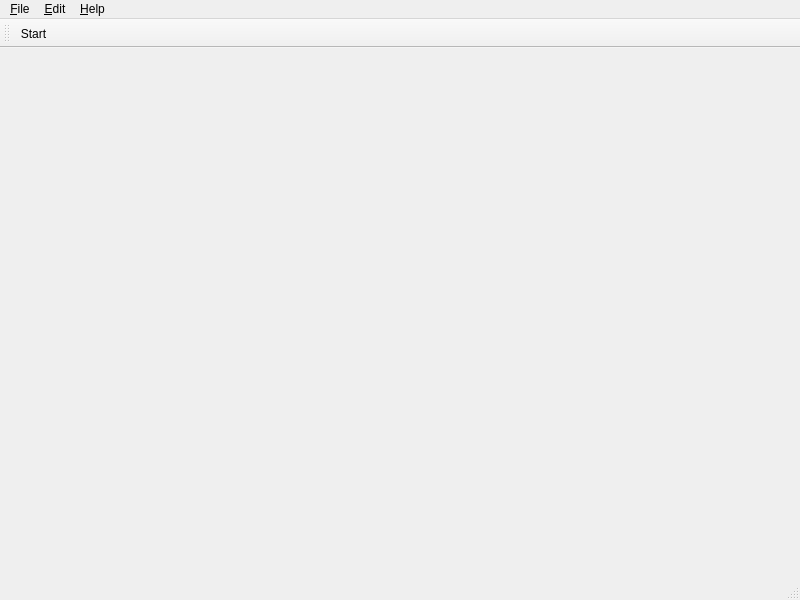
Above: ui/spectrometer-client/mainwindow.ui from tre3k/spectrometer before the change. Below: the same form after it.
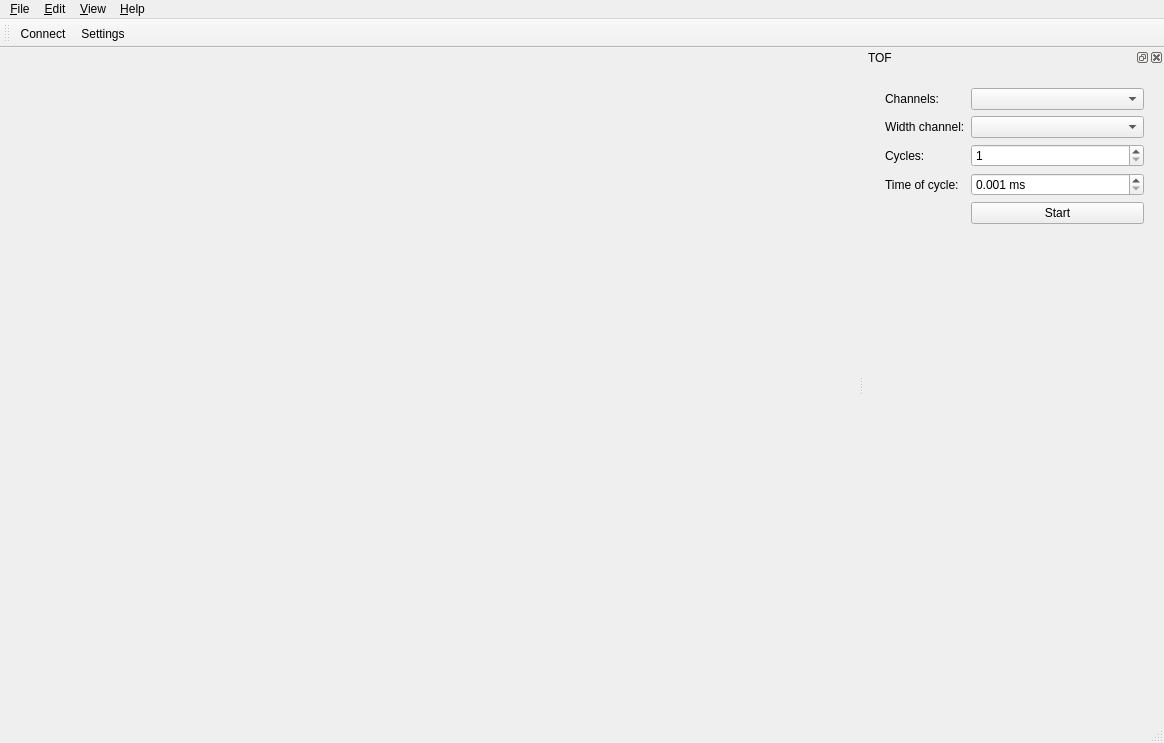
That is the form after the change. Icons and pictures are not drawn.

What changed in the file:
```diff
--- a/ui/spectrometer-client/mainwindow.ui
+++ b/ui/spectrometer-client/mainwindow.ui
@@ -6,8 +6,8 @@
    <rect>
     <x>0</x>
     <y>0</y>
-    <width>800</width>
-    <height>600</height>
+    <width>1164</width>
+    <height>743</height>
    </rect>
   </property>
   <property name="windowTitle">
@@ -23,7 +23,7 @@
     <rect>
      <x>0</x>
      <y>0</y>
-     <width>800</width>
+     <width>1164</width>
      <height>20</height>
     </rect>
    </property>
@@ -45,8 +45,16 @@
     <addaction name="actionDocumentation"/>
     <addaction name="actionAbout"/>
    </widget>
+   <widget class="QMenu" name="menuView">
+    <property name="title">
+     <string>&amp;View</string>
+    </property>
+    <addaction name="actionSpectra"/>
+    <addaction name="actionTOF"/>
+   </widget>
    <addaction name="menu_File"/>
    <addaction name="menu_Edit"/>
+   <addaction name="menuView"/>
    <addaction name="menu_Help"/>
   </widget>
   <widget class="QToolBar" name="mainToolBar">
@@ -56,9 +64,120 @@
    <attribute name="toolBarBreak">
     <bool>false</bool>
    </attribute>
-   <addaction name="actionStart"/>
+   <addaction name="actionConnect"/>
+   <addaction name="actionSettings"/>
   </widget>
   <widget class="QStatusBar" name="statusBar"/>
+  <widget class="QDockWidget" name="dockWidgetTOF">
+   <property name="minimumSize">
+    <size>
+     <width>300</width>
+     <height>230</height>
+    </size>
+   </property>
+   <property name="features">
+    <set>QDockWidget::AllDockWidgetFeatures</set>
+   </property>
+   <property name="windowTitle">
+    <string>TOF</string>
+   </property>
+   <attribute name="dockWidgetArea">
+    <number>2</number>
+   </attribute>
+   <widget class="QWidget" name="dockWidgetContents_3">
+    <widget class="QWidget" name="formLayoutWidget">
+     <property name="geometry">
+      <rect>
+       <x>10</x>
+       <y>10</y>
+       <width>281</width>
+       <height>521</height>
+      </rect>
+     </property>
+     <layout class="QFormLayout" name="formLayoutTOF">
+      <property name="formAlignment">
+       <set>Qt::AlignLeading|Qt::AlignLeft|Qt::AlignTop</set>
+      </property>
+      <item row="0" column="0">
+       <widget class="QLabel" name="label">
+        <property name="text">
+         <string>Channels:</string>
+        </property>
+       </widget>
+      </item>
+      <item row="0" column="1">
+       <widget class="QComboBox" name="comboBoxChannelsTOF"/>
+      </item>
+      <item row="1" column="0">
+       <widget class="QLabel" name="label_2">
+        <property name="text">
+         <string>Width channel:</string>
+        </property>
+       </widget>
+      </item>
+      <item row="1" column="1">
+       <widget class="QComboBox" name="comboBoxWidthChannelTOF"/>
+      </item>
+      <item row="2" column="0">
+       <widget class="QLabel" name="label_3">
+        <property name="text">
+         <string>Cycles:</string>
+        </property>
+       </widget>
+      </item>
+      <item row="2" column="1">
+       <widget class="QSpinBox" name="spinBoxCyclesTOF">
+        <property name="suffix">
+         <string/>
+        </property>
+        <property name="prefix">
+         <string/>
+        </property>
+        <property name="minimum">
+         <number>1</number>
+        </property>
+        <property name="maximum">
+         <number>999999999</number>
+        </property>
+       </widget>
+      </item>
+      <item row="4" column="1">
+       <widget class="QPushButton" name="pushButtonTOFStart">
+        <property name="text">
+         <string>Start</string>
+        </property>
+       </widget>
+      </item>
+      <item row="3" column="1">
+       <widget class="QDoubleSpinBox" name="doubleSpinBoxTimeOfCycleTOF">
+        <property name="prefix">
+         <string/>
+        </property>
+        <property name="suffix">
+         <string> ms</string>
+        </property>
+        <property name="decimals">
+         <number>3</number>
+        </property>
+        <property name="minimum">
+         <double>0.001000000000000</double>
+        </property>
+        <property name="maximum">
+         <double>1000000.000000000000000</double>
+        </property>
+       </widget>
+      </item>
+      <item row="3" column="0">
+       <widget class="QLabel" name="label_4">
+        <property name="text">
+         <string>Time of cycle:</string>
+        </property>
+       </widget>
+      </item>
+     </layout>
+    </widget>
+   </widget>
+  </widget>
   <action name="actionDocumentation">
    <property name="text">
     <string>Documentation</string>
@@ -69,16 +188,34 @@
     <string>About</string>
    </property>
   </action>
-  <action name="actionStart">
-   <property name="text">
-    <string>Start</string>
-   </property>
-  </action>
   <action name="actionSettings">
    <property name="text">
     <string>Settings</string>
    </property>
   </action>
+  <action name="action_Quit">
+   <property name="text">
+    <string>&amp;Quit</string>
+   </property>
+  </action>
+  <action name="actionSpectra">
+   <property name="text">
+    <string>Show &amp;spectra</string>
+   </property>
+   <property name="toolTip">
+    <string>Spectra</string>
+   </property>
+  </action>
+  <action name="actionTOF">
+   <property name="text">
+    <string>Show &amp;TOF</string>
+   </property>
+  </action>
+  <action name="actionConnect">
+   <property name="text">
+    <string>Connect</string>
+   </property>
+  </action>
  </widget>
  <layoutdefault spacing="6" margin="11"/>
  <resources>
```
Left out of the diff: 9 changed lines with no effect on the pictures.
